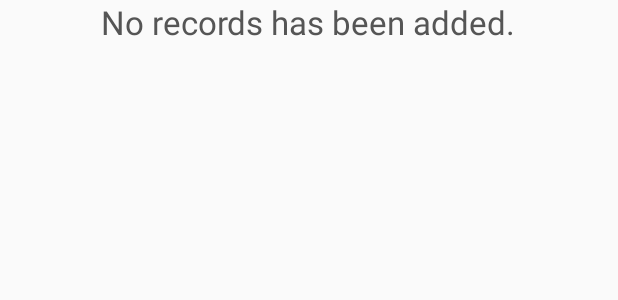
After one commit to sharabiania/password-hints, an Android app: the layout empty_list.xml on its own in the app's theme, with its tools: preview values and no code run, on a phone screen of 412 x 824 dp. The commit adds this screen. Shown: the top 300 px of the screen. Run offline under Robolectric (Android 15) with nearby library versions, the phone set to English and light mode, and no system bars.

Commit message:
Improve the appearance and app icon.

```diff
--- a/MyApplication/app/src/main/AndroidManifest.xml
+++ b/MyApplication/app/src/main/AndroidManifest.xml
@@ -11,7 +11,8 @@
         <activity
                 android:name=".MainActivity"
                 android:label="@string/app_name"
-                android:theme="@style/AppTheme.NoActionBar">
+                android:theme="@style/AppTheme.NoActionBar"
+                android:screenOrientation="portrait">
             <intent-filter>
                 <action android:name="android.intent.action.MAIN"/>
 
--- a/MyApplication/app/src/main/java/com/alisharabiani/HintEntryDbHelper.java
+++ b/MyApplication/app/src/main/java/com/alisharabiani/HintEntryDbHelper.java
@@ -71,7 +71,7 @@ public class HintEntryDbHelper extends SQLiteOpenHelper {
                 null,                            // The values for the WHERE clause
                 null,                                     // don't group the rows
                 null,                                     // don't filter by row groups
-                null                                 // The sort order
+                PasswordHintContract.HintEntry.COLUMN_NAME_ACCOUNT  // The sort order
         );
 
         return cursor;
--- a/MyApplication/app/src/main/res/layout/activity_add_password.xml
+++ b/MyApplication/app/src/main/res/layout/activity_add_password.xml
@@ -24,7 +24,7 @@
             android:layout_below="@+id/textView"
             android:id="@+id/accountEditText"
             android:inputType="textNoSuggestions"
-            android:hint="Account"
+            android:hint="Service Name"
             android:maxLines="1"
             android:maxLength="25"
            />
@@ -33,7 +33,7 @@
             android:layout_width="match_parent"
             android:layout_height="wrap_content"
             android:layout_below="@id/accountEditText"
-            android:hint="Username"
+            android:hint="Account"
             android:inputType="textNoSuggestions"
             android:maxLines="1"
             android:maxLength="25"
--- /dev/null
+++ b/MyApplication/app/src/main/res/layout/empty_list.xml
@@ -0,0 +1,16 @@
+<?xml version="1.0" encoding="utf-8"?>
+<LinearLayout xmlns:android="http://schemas.android.com/apk/res/android"
+              android:orientation="vertical"
+              android:layout_width="match_parent"
+              android:layout_height="match_parent">
+
+    <TextView
+            android:layout_width="wrap_content"
+            android:layout_height="wrap_content"
+            android:textAppearance="?android:attr/textAppearanceLarge"
+            android:text="No records has been added."
+            android:id="@+id/empty_list_text"
+            android:layout_gravity="center_horizontal"
+            android:textColor="@color/colorGray"
+    />
+</LinearLayout>
--- a/MyApplication/app/src/main/res/menu/menu_main.xml
+++ b/MyApplication/app/src/main/res/menu/menu_main.xml
@@ -3,7 +3,7 @@
       xmlns:tools="http://schemas.android.com/tools"
       tools:context="com.alisharabiani.MainActivity">
     <item android:id="@+id/action_settings"
-          android:title="@string/action_settings"
+          android:title="About Password Hint"
           android:orderInCategory="100"
           app:showAsAction="never"/>
 </menu>
--- a/MyApplication/app/src/main/res/values/colors.xml
+++ b/MyApplication/app/src/main/res/values/colors.xml
@@ -2,5 +2,6 @@
 <resources>
     <color name="colorPrimary">#3F51B5</color>
     <color name="colorPrimaryDark">#303F9F</color>
-    <color name="colorAccent">#FF4081</color>
+    <color name="colorAccent">#ffff00</color>
+    <color name="colorGray">#555555</color>
 </resources>
--- a/MyApplication/app/src/main/res/values/strings.xml
+++ b/MyApplication/app/src/main/res/values/strings.xml
@@ -1,5 +1,5 @@
 <resources>
-    <string name="app_name">Password Hint</string>
+    <string name="app_name">Password Hints</string>
     <string name="action_settings">Settings</string>
     <string name="account_label">Account</string>
     <string name="username_label">Username</string>
```
Also changed, not shown: MyApplication/app/src/main/java/com/alisharabiani/MainActivity.java (+7 -3 lines), MyApplication/app/src/main/res/layout/activity_main.xml (+5 -2 lines), MyApplication/app/src/main/res/layout/record_info.xml (+20 -15 lines), MyApplication/app/src/main/res/mipmap-hdpi/ic_launcher.png, MyApplication/app/src/main/res/mipmap-mdpi/ic_launcher.png, MyApplication/app/src/main/res/mipmap-xhdpi/ic_launcher.png, MyApplication/app/src/main/res/mipmap-xxhdpi/ic_launcher.png, MyApplication/app/src/main/res/mipmap-xxxhdpi/ic_launcher.png, 2 other files.
